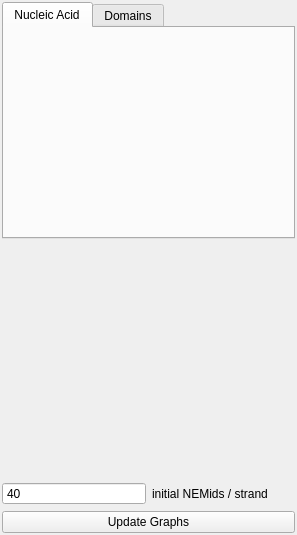
Before: the Qt Designer form config/panel.ui in NATuG3/NATuG3, drawn with Qt 5.
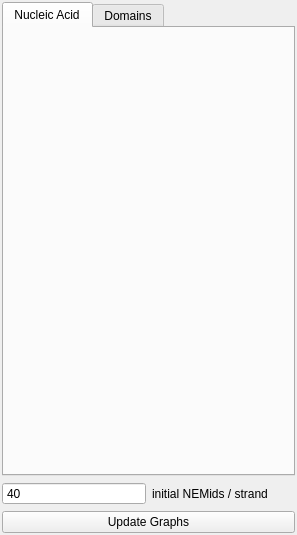
After: the same form once the commit is applied.

What changed in the file:
```diff
--- a/config/panel.ui
+++ b/config/panel.ui
@@ -55,22 +55,6 @@
      </widget>
     </widget>
    </item>
-   <item>
-    <spacer name="spacer">
-     <property name="orientation">
-      <enum>Qt::Vertical</enum>
-     </property>
-     <property name="sizeType">
-      <enum>QSizePolicy::Expanding</enum>
-     </property>
-     <property name="sizeHint" stdset="0">
-      <size>
-       <width>20</width>
-       <height>40</height>
-      </size>
-     </property>
-    </spacer>
-   </item>
    <item>
     <layout class="QHBoxLayout" name="panel_settings_layout">
      <item>
```
